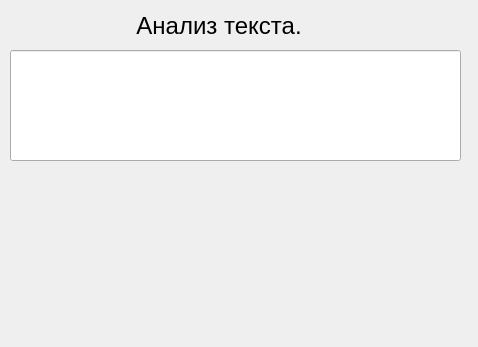
Qt form ui_text.ui (mosheadd/QtLang) before a commit.
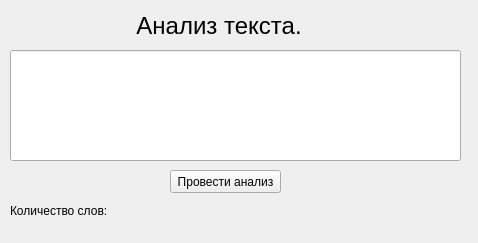
The same form after that commit.

What changed in the file:
```diff
--- a/ui_text.ui
+++ b/ui_text.ui
@@ -7,7 +7,7 @@
     <x>0</x>
     <y>0</y>
     <width>478</width>
-    <height>347</height>
+    <height>243</height>
    </rect>
   </property>
   <property name="windowTitle">
@@ -39,6 +39,35 @@
      <width>451</width>
      <height>111</height>
     </rect>
+   </property>
+   <property name="alignment">
+    <set>Qt::AlignLeading|Qt::AlignLeft|Qt::AlignTop</set>
+   </property>
+  </widget>
+  <widget class="QLabel" name="label_2">
+   <property name="geometry">
+    <rect>
+     <x>10</x>
+     <y>200</y>
+     <width>121</width>
+     <height>21</height>
+    </rect>
+   </property>
+   <property name="text">
+    <string>Количество слов:</string>
+   </property>
+  </widget>
+  <widget class="QPushButton" name="pushButton">
+   <property name="geometry">
+    <rect>
+     <x>170</x>
+     <y>170</y>
+     <width>111</width>
+     <height>23</height>
+    </rect>
+   </property>
+   <property name="text">
+    <string>Провести анализ</string>
    </property>
   </widget>
  </widget>
```
